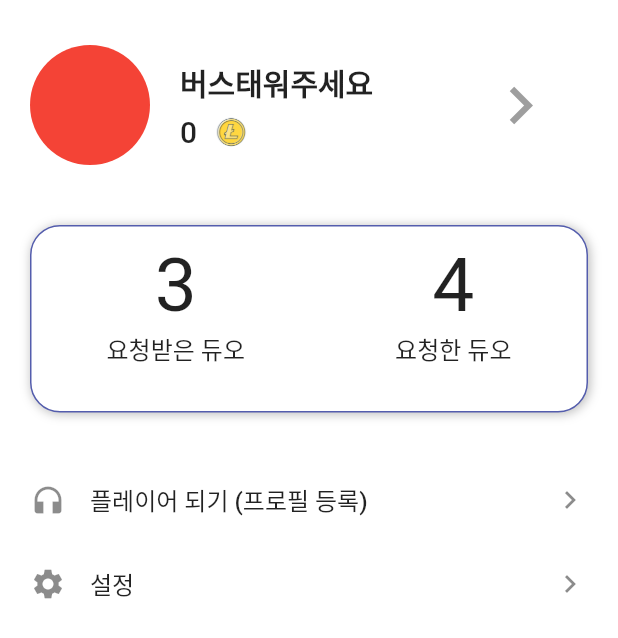
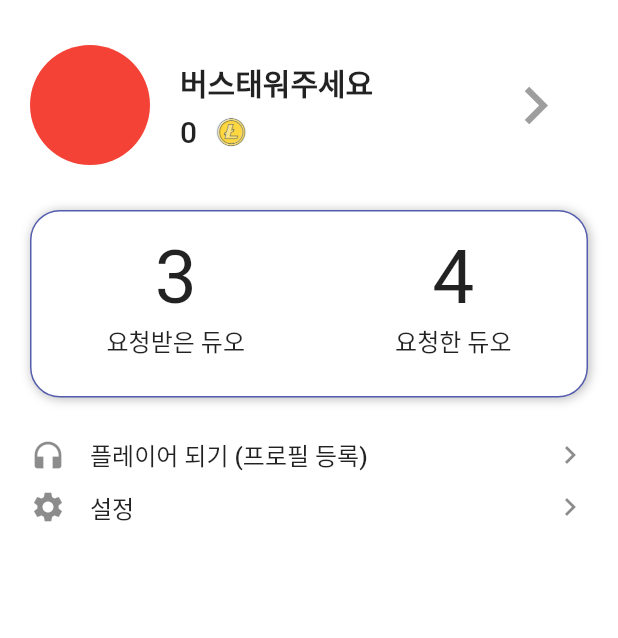
Before and after one commit to XIO1016/gamehaeduo, a Flutter app: the MyPage screen opened by its route, on a phone screen of 412 x 824 dp. Shown: the top 638 px of the screen. Run offline on Flutter 3.47's test engine with Material 2 defaults, Android fonts, the phone set to English and light mode, and no system bars; our stand-ins replace get, image_picker; missing offline and left inert: kakao_flutter_sdk_user; accounts and stored records are empty.

Commit message:
마이페이지 위젯 간격 수정

```diff
--- a/lib/page/myPage/myPage.dart
+++ b/lib/page/myPage/myPage.dart
@@ -67,15 +67,15 @@ class MyPage extends GetView<MyPageController> {
                       ),
                       Expanded(child: Sbox(10,0)),
                       Icon(Icons.navigate_next, size: 50, color: Colors.grey),
-                      Sbox(20, 0),
+                      Sbox(10, 0),
                     ],
                   ),
                 ),
-                Sbox(0,40),
+                Sbox(0,30),
 
                 //요청 듀오
                 Container(
-                  padding: const EdgeInsets.only(bottom: 30.0, top: 10.0),
+                  padding: const EdgeInsets.only(bottom: 25.0, top: 15.0),
                   decoration: BoxDecoration(border: Border.all(color: maincolor),
                     borderRadius: BorderRadius.all(
                         Radius.circular(20.0) //                 <--- border radius here
@@ -118,8 +118,10 @@ class MyPage extends GetView<MyPageController> {
                     ],
                   ),
                 ),
-                Sbox(0,30),
-                ListTile(
+                Sbox(0,10),
+                SizedBox(
+                  height: 35,
+                  child: ListTile(
                     contentPadding: EdgeInsets.zero,
                     horizontalTitleGap: 0.0,
                     leading: Icon(Icons.headphones),
@@ -127,18 +129,23 @@ class MyPage extends GetView<MyPageController> {
                     style: TextStyle(fontSize: 16, fontWeight: FontWeight.w500)),
                     trailing: Icon(Icons.navigate_next),
                     onTap: (){
-                    Navigator.push(context,
-                        MaterialPageRoute(builder: (context) => SettingPage()));
                       },
                   ),
-                    ListTile(
+                ),
+                    SizedBox(
+                      height: 35,
+                      child: ListTile(
                         contentPadding: EdgeInsets.zero,
                         horizontalTitleGap: 0.0,
                         leading: Icon(Icons.settings),
                         title: Text('설정',
                             style: TextStyle(fontSize: 16, fontWeight: FontWeight.w500)),
                         trailing: Icon(Icons.navigate_next),
-                      onTap: (){},
+                        onTap: (){
+                          Navigator.push(context,
+                              MaterialPageRoute(builder: (context) => SettingPage()));
+                        },
+                      ),
                     ),
 
                   ],
```
Lines whose indentation alone changed are shown as unchanged.
